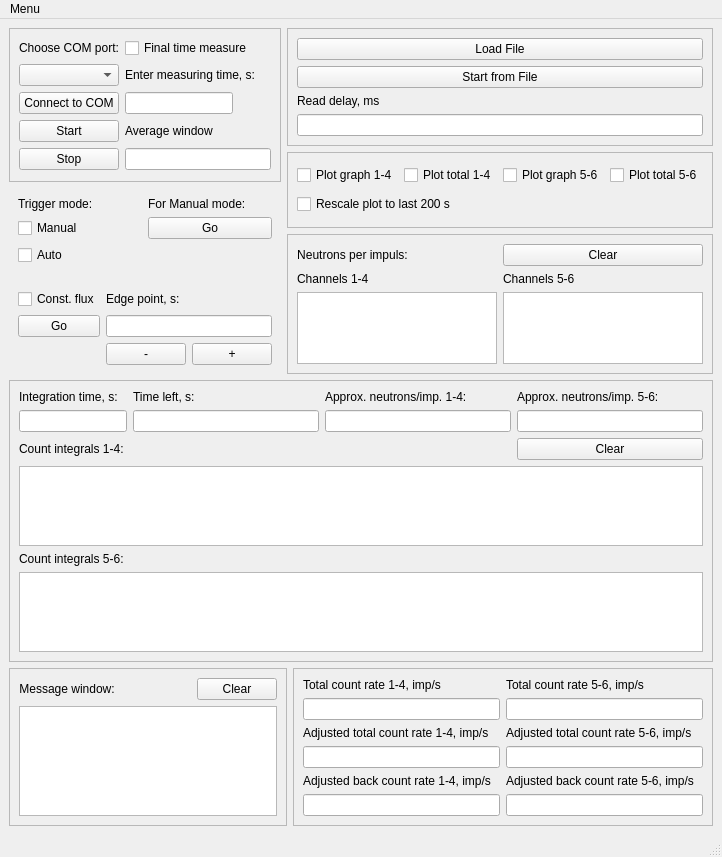
Old version of the form caller.ui in the repository goodvin360/pivn_app.
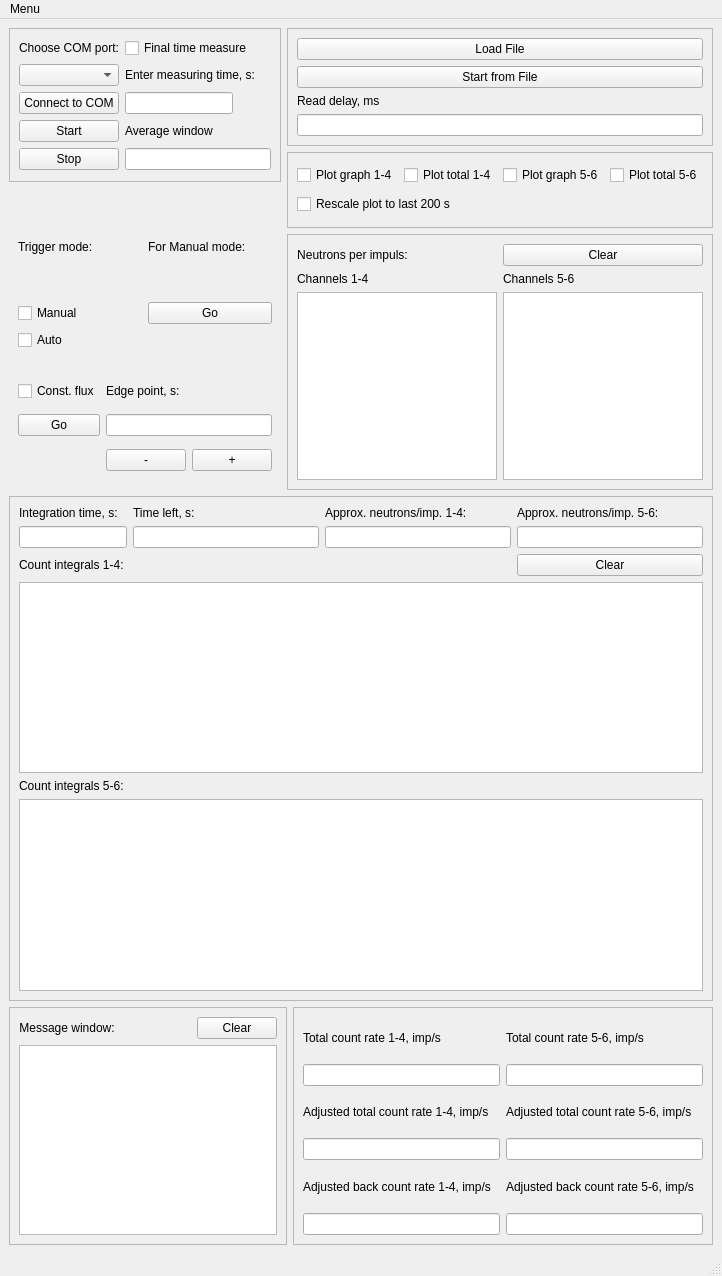
New version of the form.

Commit message: 13.12.2024 work 3 -plotter settings new additional window is finished

The edit to the form file:
```diff
--- a/caller.ui
+++ b/caller.ui
@@ -7,7 +7,7 @@
     <x>0</x>
     <y>0</y>
     <width>670</width>
-    <height>857</height>
+    <height>1276</height>
    </rect>
   </property>
   <property name="sizePolicy">
```
Left out of the diff: 6 changed lines with no effect on the pictures. The commit also changes 6 other files.
